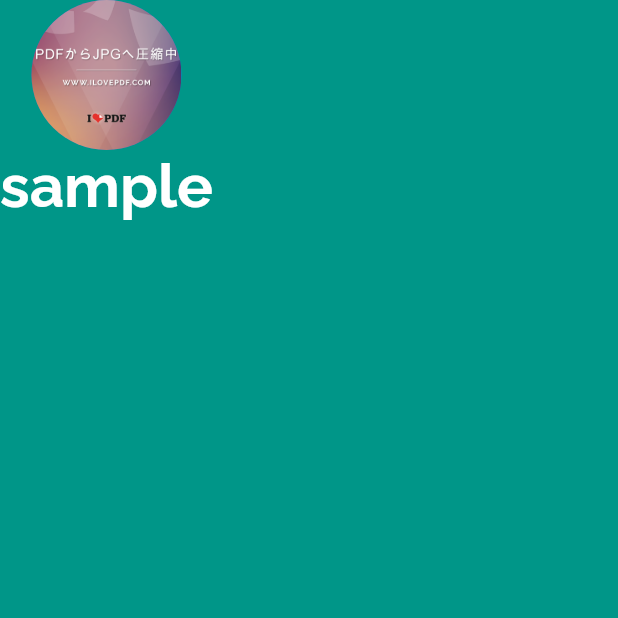
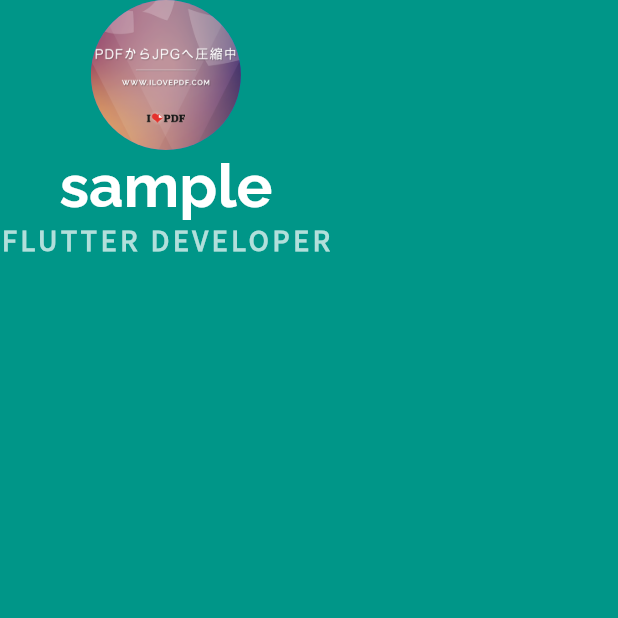
Before and after one commit to 11mrhappy/u_flutter_y, a Flutter app: the screen it shows after launch, on a phone screen of 412 x 824 dp, the top half of it. Run offline on Flutter 3.47's test engine with Material 2 defaults, Android fonts, the phone set to English and light mode, and no system bars.

Commit message:
text 2nd child

```diff
--- a/lib/main.dart
+++ b/lib/main.dart
@@ -25,7 +25,17 @@ class MyApp extends StatelessWidget {
                   color: Colors.white,
                   fontWeight: FontWeight.bold,
                 )
-              )
+              ),
+              Text(
+                'FLUTTER DEVELOPER',
+                style: TextStyle(
+                  fontFamily: 'Source Sans Pro',
+                  color: Colors.teal.shade100, //4
+                  fontSize: 20.0,
+                  letterSpacing: 2.5, //5
+                  fontWeight: FontWeight.bold,
+                ),
+              ),
             ],
           ),
         ),
@@ -37,3 +47,5 @@ class MyApp extends StatelessWidget {
 //1 radiusは大きさの指定
 //2 imageの設定はyamlからassetsで指定する。AssetImage('パス')で指定する
 //3 style内でfontFamilyを指定することでフォント変更可能
+//4 colorのオプションでshade数字 を追加すると色が透けるようになる
+//5 letterSpacing は文字の間隔を設定する
--- a/pubspec.yaml
+++ b/pubspec.yaml
@@ -31,3 +31,7 @@ flutter:
         - asset: fonts/Raleway-Italic-VariableFont_wght.ttf
         - asset: fonts/Raleway-VariableFont_wght.ttf
           style: italic
+
+    - family: Source Sans Pro
+      fonts:
+        - asset: fonts/SourceSansPro-Regular.ttf
```
Also changed, not shown: fonts/SourceSansPro-Regular.ttf (added).
